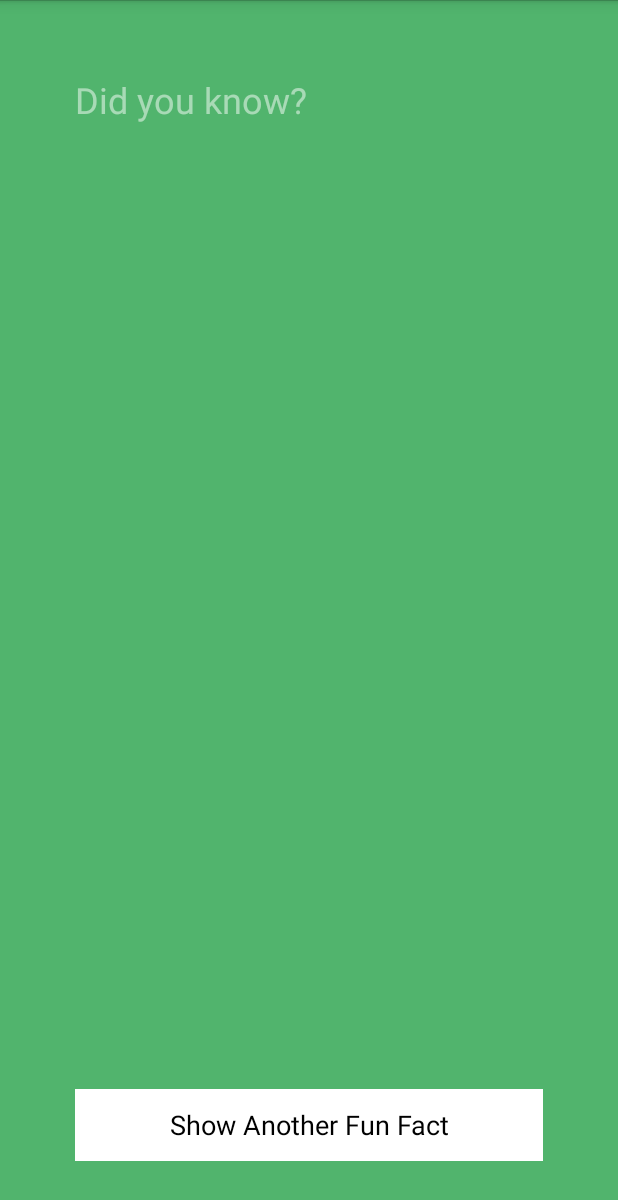
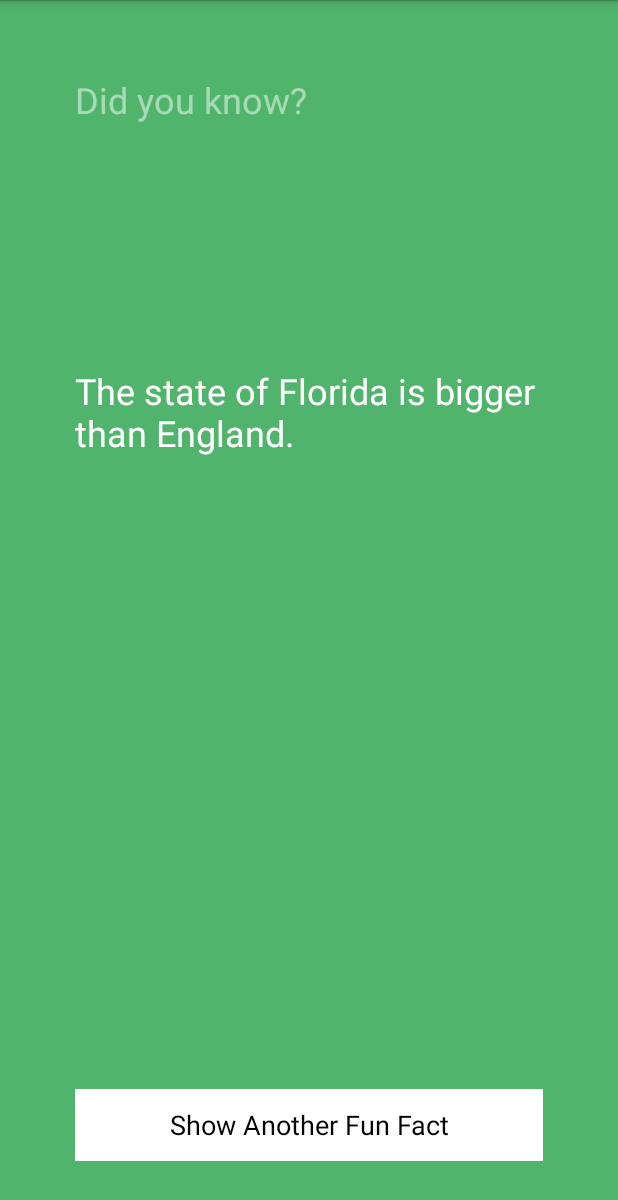
Before and after one commit to IbraDirir/FunFactsApp, an Android app: the screen it shows after launch (FunFactsActivity), after a tap on "Show Another Fun Fact", on a phone screen of 412 x 824 dp. Shown: the top 1200 px of the screen. Run offline under Robolectric (Android 15) with nearby library versions, the phone set to English and light mode, and no system bars.

Commit message:
added arrays to display more options for funfacts 10 fun facts

```diff
--- a/app/src/main/java/com/moringaschool/funfacts/FunFactsActivity.java
+++ b/app/src/main/java/com/moringaschool/funfacts/FunFactsActivity.java
@@ -16,6 +16,7 @@ public class FunFactsActivity extends Activity {
 
     @Override
     protected void onCreate(Bundle savedInstanceState) {
+
         super.onCreate(savedInstanceState);
         setContentView(R.layout.activity_fun_facts);
     // declare our view variable and assign them the views from the layout files
@@ -24,21 +25,26 @@ public class FunFactsActivity extends Activity {
         View.OnClickListener listener = new View.OnClickListener() {
             @Override
             public void onClick(View view) {
+                String[] facts = {
+                        "Ants stretch when they wake up in the morning.",
+                        "Ostriches can run faster than horses.",
+                        "Olympic gold medals are actually  made mostly of silver.",
+                        "You are born with 300 bones; by the time you are an adult you will have 206.",
+                        "It takes about 8 minutes for light from the sun to reach the Earth.",
+                        "Some  bamboo plants can grow almost a meter in just one day.",
+                        "The state of Florida is bigger than England.",
+                        "Some penguins can leap 2-3 meters out of the water.",
+                        "On average it takes 66 days to form a new habit.",
+                        "Mammoths still walked the earth when the Great Pyramid was being built ",
+                };
             // the button was clicked, so update  the fact label with a new fact.
                 String fact = "";
+
                 //Randomly select a fact
                 Random randomGenerator = new Random(); // Construct a new Random number genereator
-                int randomNumber = randomGenerator.nextInt(3);
-                /* convert the RandomNumber to a text fact
-                *0 = Ants stretch when they wake up in the morning.
-                *1 = Ostriches can run faster than horses.
-                *2 = Olympic gold medals are actually  made mostly of silver
-                 */
-                //if random Number equals to zero then
-                if(randomNumber==0){
-                    // set fact equals to ant fact
-                    fact = "Ants stretch when they wake up in the morning.";
-                }
+                int randomNumber = randomGenerator.nextInt(facts.length);
+               fact = facts[randomNumber];
+
                 //Update the label with our dynamic fact
                 factLabel.setText(fact);
             }
```
